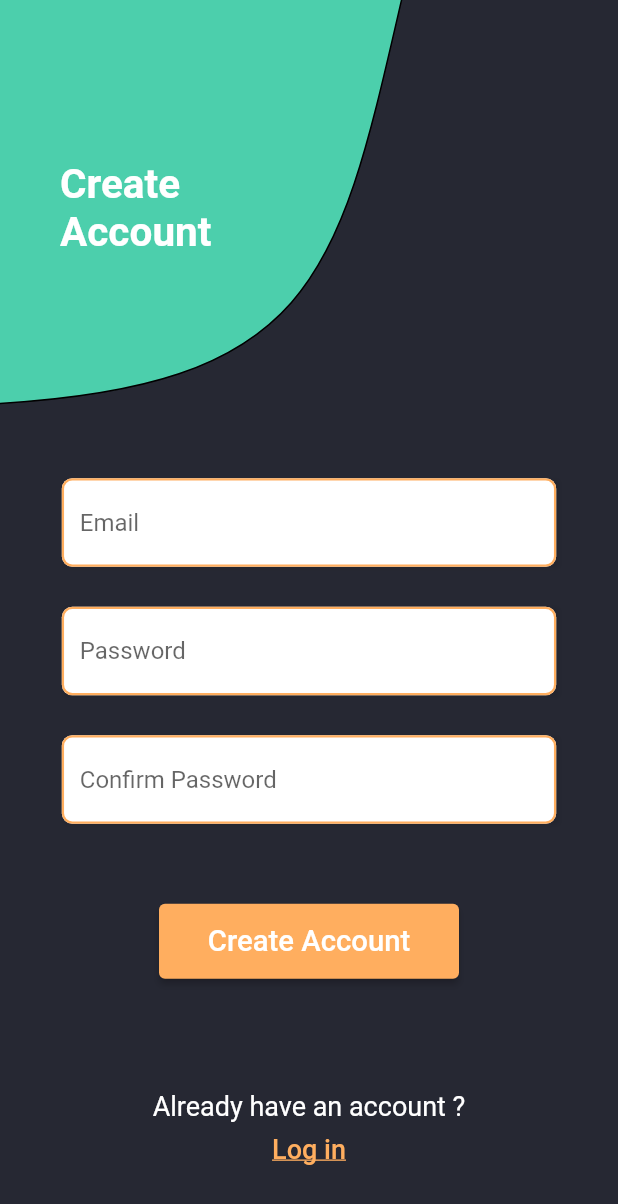
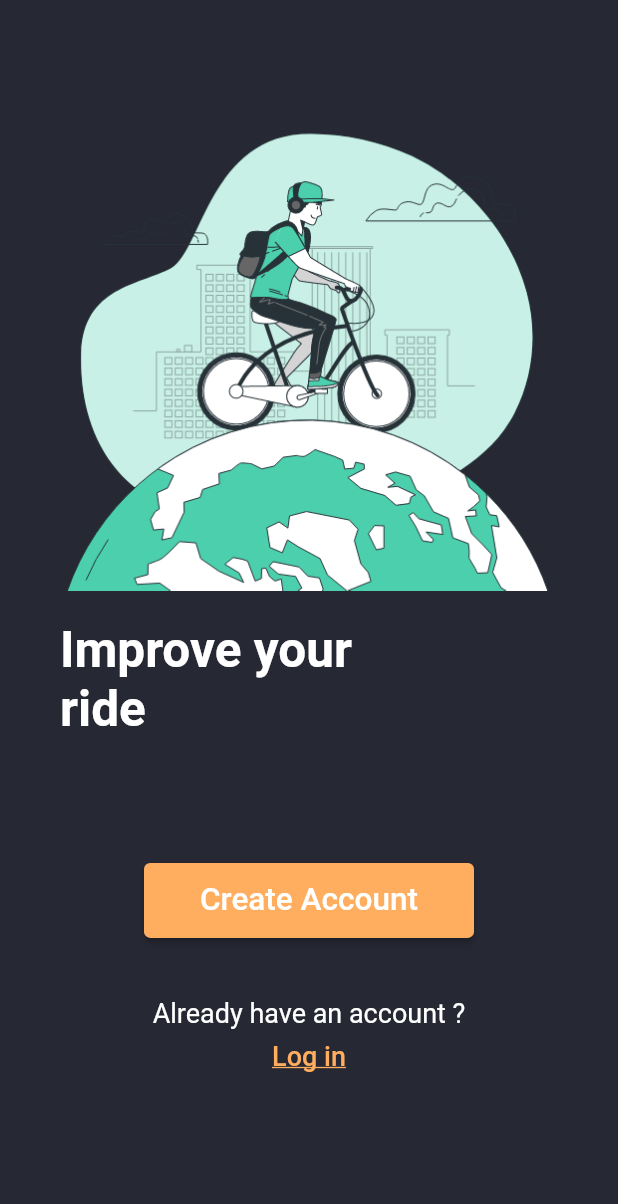
Before and after one commit to Abdulaziz4/bike-riders, a Flutter app: the screen it shows after launch, on a phone screen of 412 x 824 dp. Shown: the top 1204 px of the screen. Run offline on Flutter 3.47's test engine with Material 2 defaults, Android fonts, the light colour scheme and no system bars; our stand-ins replace firebase_auth, firebase_core, flutter_spinkit, flutter_svg, logger, stacked and 1 more; accounts and stored records are empty.

Commit message:
ADD: on boaring screen

```diff
--- a/lib/core/app/app.dart
+++ b/lib/core/app/app.dart
@@ -1,3 +1,4 @@
+import 'package:bike_riders/ui/auth/onboarding/onboarding_view.dart';
 import 'package:bike_riders/ui/auth/signup/signup_view.dart';
 import 'package:bike_riders/ui/groups/groups_view.dart';
 import 'package:stacked/stacked_annotations.dart';
@@ -10,6 +11,7 @@ import 'package:bike_riders/ui/startup/startup_view.dart';
 @StackedApp(
   routes: [
     MaterialRoute(page: StartupView, initial: true),
+    MaterialRoute(page: OnBoardingView),
     MaterialRoute(page: LoginView),
     MaterialRoute(page: SignupView),
     MaterialRoute(page: GroupsView),
--- a/lib/core/app/app.router.dart
+++ b/lib/core/app/app.router.dart
@@ -11,17 +11,20 @@ import 'package:stacked/stacked.dart';
 import 'package:stacked/stacked_annotations.dart';
 
 import '../../ui/auth/login/login_view.dart';
+import '../../ui/auth/onboarding/onboarding_view.dart';
 import '../../ui/auth/signup/signup_view.dart';
 import '../../ui/groups/groups_view.dart';
 import '../../ui/startup/startup_view.dart';
 
 class Routes {
   static const String startupView = '/';
+  static const String onBoardingView = '/on-boarding-view';
   static const String loginView = '/login-view';
   static const String signupView = '/signup-view';
   static const String groupsView = '/groups-view';
   static const all = <String>{
     startupView,
+    onBoardingView,
     loginView,
     signupView,
     groupsView,
@@ -33,6 +36,7 @@ class StackedRouter extends RouterBase {
   List<RouteDef> get routes => _routes;
   final _routes = <RouteDef>[
     RouteDef(Routes.startupView, page: StartupView),
+    RouteDef(Routes.onBoardingView, page: OnBoardingView),
     RouteDef(Routes.loginView, page: LoginView),
     RouteDef(Routes.signupView, page: SignupView),
     RouteDef(Routes.groupsView, page: GroupsView),
@@ -43,6 +47,12 @@ class StackedRouter extends RouterBase {
     StartupView: (data) {
       return MaterialPageRoute<MaterialRoute<dynamic>>(
         builder: (context) => const StartupView(),
+        settings: data,
+      );
+    },
+    OnBoardingView: (data) {
+      return MaterialPageRoute<MaterialRoute<dynamic>>(
+        builder: (context) => const OnBoardingView(),
         settings: data,
       );
     },
--- /dev/null
+++ b/lib/ui/auth/onboarding/onboarding_view.dart
@@ -0,0 +1,63 @@
+import 'package:bike_riders/core/app/app.locator.dart';
+import 'package:bike_riders/core/app/app.router.dart';
+import 'package:bike_riders/core/app/constants.dart';
+import 'package:bike_riders/ui/shared/authentication_instructions.dart';
+import 'package:bike_riders/ui/shared/custom_button.dart';
+import 'package:flutter/material.dart';
+import 'package:stacked_services/stacked_services.dart';
+
+class OnBoardingView extends StatelessWidget {
+  const OnBoardingView({Key? key}) : super(key: key);
+
+  @override
+  Widget build(BuildContext context) {
+    final _navService = locator<NavigationService>();
+    return Scaffold(
+      body: Padding(
+        padding: const EdgeInsets.symmetric(
+            vertical: kDefaultPadding, horizontal: kDefaultPadding * 2),
+        child: Column(
+          children: [
+            Spacer(),
+            Column(
+              crossAxisAlignment: CrossAxisAlignment.start,
+              children: [
+                Image.asset("assets/images/moving_bike.gif"),
+                SizedBox(
+                  height: kDefaultPadding,
+                ),
+                Text(
+                  "Improve your\nride",
+                  style: TextStyle(
+                    fontSize: 33,
+                    fontWeight: FontWeight.bold,
+                    color: Colors.white,
+                  ),
+                ),
+              ],
+            ),
+            Spacer(
+              flex: 2,
+            ),
+            CustomButton(
+              onPress: () {
+                _navService.replaceWith(Routes.signupView);
+              },
+              text: "Create Account",
+              size: Size(220, 50),
+              textStyle: kLargeText,
+            ),
+            AuthenticationInstructions(
+              buttonText: "Log in",
+              hintText: "Already have an account ?",
+              onPressed: () {
+                _navService.replaceWith(Routes.loginView);
+              },
+            ),
+            Spacer(),
+          ],
+        ),
+      ),
+    );
+  }
+}
--- a/lib/ui/startup/startup_viewmodel.dart
+++ b/lib/ui/startup/startup_viewmodel.dart
@@ -9,6 +9,6 @@ class StartupViewModel extends BaseViewModel {
   void initlizeApp() async {
     //Do initlizations here
     await Firebase.initializeApp();
-    _navigationService.replaceWith(Routes.signupView);
+    _navigationService.replaceWith(Routes.onBoardingView);
   }
 }
--- a/pubspec.yaml
+++ b/pubspec.yaml
@@ -68,6 +68,8 @@ flutter:
   # To add assets to your application, add an assets section, like this:
   assets:
     - assets/shapes/top_curve.svg
+    - assets/images/moving_bike.gif
+
   #   - images/a_dot_ham.jpeg
 
   # An image asset can refer to one or more resolution-specific "variants", see
```
Also changed, not shown: assets/images/moving_bike.gif (added).
